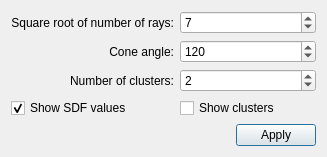
Old version of the form Polyhedron/demo/Polyhedron/Mesh_segmentation_dialog.ui in the repository CGAL/cgal.
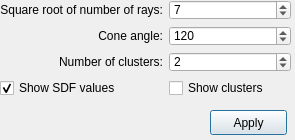
New version of the form.

Commit message: dialog commit (created with 4.3-qt designer)

```diff
--- a/Polyhedron/demo/Polyhedron/Mesh_segmentation_dialog.ui
+++ b/Polyhedron/demo/Polyhedron/Mesh_segmentation_dialog.ui
@@ -5,12 +5,12 @@
   <property name="windowModality">
    <enum>Qt::NonModal</enum>
   </property>
-  <property name="geometry">
+  <property name="geometry" >
    <rect>
     <x>0</x>
     <y>0</y>
-    <width>327</width>
-    <height>146</height>
+    <width>295</width>
+    <height>140</height>
    </rect>
   </property>
   <property name="windowTitle">
@@ -19,26 +19,46 @@
   <property name="modal">
    <bool>true</bool>
   </property>
-  <layout class="QVBoxLayout" name="verticalLayout">
-   <item>
-    <layout class="QGridLayout" name="gridLayout">
-     <item row="0" column="1">
-      <widget class="QSpinBox" name="Number_of_rays_spin_box">
-       <property name="value">
+  <widget class="QPushButton" name="Apply_button" >
+   <property name="geometry" >
+    <rect>
+     <x>210</x>
+     <y>110</y>
+     <width>77</width>
+     <height>25</height>
+    </rect>
+   </property>
+   <property name="text" >
+    <string>Apply</string>
+   </property>
+  </widget>
+  <widget class="QWidget" name="layoutWidget" >
+   <property name="geometry" >
+    <rect>
+     <x>0</x>
+     <y>0</y>
+     <width>291</width>
+     <height>98</height>
+    </rect>
+   </property>
+   <layout class="QGridLayout" >
+    <item row="0" column="1" >
+     <widget class="QSpinBox" name="Number_of_rays_spin_box" >
+      <property name="value" >
         <number>7</number>
        </property>
       </widget>
      </item>
-     <item row="2" column="1">
-      <widget class="QSpinBox" name="Number_of_clusters_spin_box">
-       <property name="value">
+    <item row="2" column="1" >
+     <widget class="QSpinBox" name="Number_of_clusters_spin_box" >
+      <property name="value" >
         <number>2</number>
        </property>
       </widget>
      </item>
-     <item row="2" column="0">
-      <widget class="QLabel" name="Number_of_clusters_label">
-       <property name="text">
+    <item row="2" column="0" >
+     <widget class="QLabel" name="Number_of_clusters_label" >
+      <property name="text" >
         <string>Number of clusters:</string>
        </property>
        <property name="alignment">
@@ -46,9 +66,9 @@
        </property>
       </widget>
      </item>
-     <item row="0" column="0">
-      <widget class="QLabel" name="Number_of_rays_label">
-       <property name="text">
+    <item row="0" column="0" >
+     <widget class="QLabel" name="Number_of_rays_label" >
+      <property name="text" >
         <string>Square root of number of rays:</string>
        </property>
        <property name="alignment">
@@ -56,9 +76,9 @@
        </property>
       </widget>
      </item>
-     <item row="1" column="0">
-      <widget class="QLabel" name="Cone_angle_label">
-       <property name="text">
+    <item row="1" column="0" >
+     <widget class="QLabel" name="Cone_angle_label" >
+      <property name="text" >
         <string>Cone angle:</string>
        </property>
        <property name="alignment">
@@ -66,9 +86,9 @@
        </property>
       </widget>
      </item>
-     <item row="1" column="1">
-      <widget class="QSpinBox" name="Cone_angle_spin_box">
-       <property name="maximum">
+    <item row="1" column="1" >
+     <widget class="QSpinBox" name="Cone_angle_spin_box" >
+      <property name="maximum" >
         <number>180</number>
        </property>
        <property name="value">
@@ -76,9 +96,9 @@
        </property>
       </widget>
      </item>
-     <item row="3" column="0">
-      <widget class="QCheckBox" name="Show_sdf_values_check_box">
-       <property name="text">
+    <item row="3" column="0" >
+     <widget class="QCheckBox" name="Show_sdf_values_check_box" >
+      <property name="text" >
         <string>Show SDF values</string>
        </property>
        <property name="checked">
@@ -86,27 +106,15 @@
        </property>
       </widget>
      </item>
-     <item row="3" column="1">
-      <widget class="QCheckBox" name="Show_clusters_check_box">
-       <property name="text">
+    <item row="3" column="1" >
+     <widget class="QCheckBox" name="Show_clusters_check_box" >
+      <property name="text" >
         <string>Show clusters</string>
        </property>
       </widget>
      </item>
     </layout>
-   </item>
-   <item>
-    <layout class="QHBoxLayout" name="horizontalLayout">
-     <item alignment="Qt::AlignRight">
-      <widget class="QPushButton" name="Apply_button">
-       <property name="text">
-        <string>Apply</string>
-       </property>
-      </widget>
-     </item>
-    </layout>
-   </item>
-  </layout>
+  </widget>
  </widget>
  <resources/>
  <connections/>
```
Left out of the diff: 21 changed lines with no effect on the pictures. Lines whose indentation alone changed are shown as unchanged.
